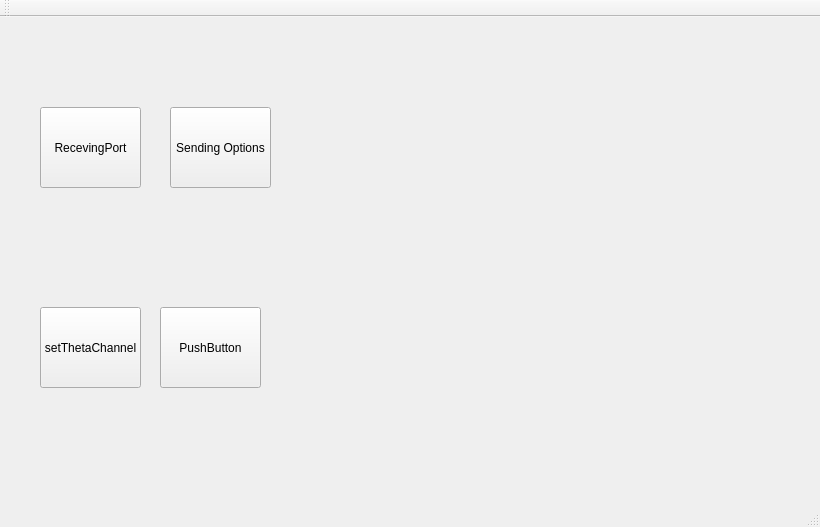
Before: the Qt Designer form qtEEGsignals/EEGsignals/EEGsignals.ui in MickeyGT/Tallinn-EEG-Project, drawn with Qt 5.
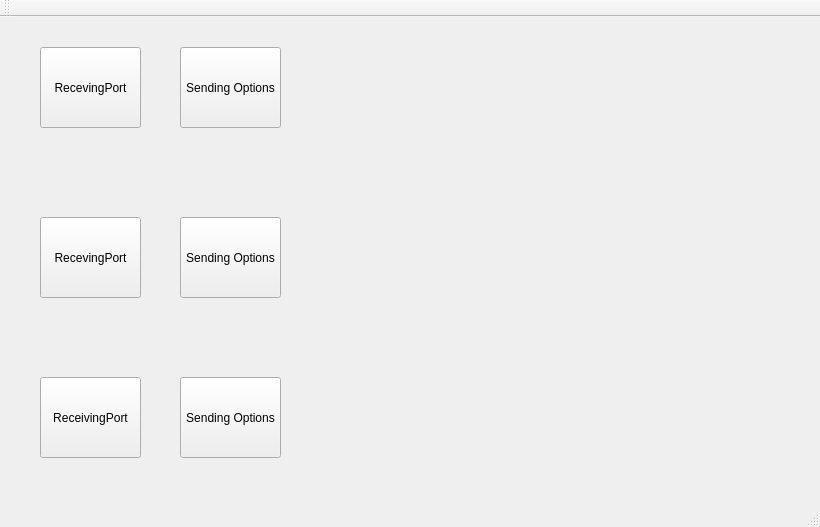
After: the same form once the commit is applied. Custom widgets are drawn as their Qt base class.

Commit message:
added third graph and fixed buttons
The app now contains a graph for each device / mode (high alpha , alpha theta , dancer)

The edit to the form file:
```diff
--- a/qtEEGsignals/EEGsignals/EEGsignals.ui
+++ b/qtEEGsignals/EEGsignals/EEGsignals.ui
@@ -18,7 +18,7 @@
     <property name="geometry">
      <rect>
       <x>40</x>
-      <y>90</y>
+      <y>30</y>
       <width>101</width>
       <height>81</height>
      </rect>
@@ -27,24 +27,24 @@
      <string>RecevingPort</string>
     </property>
    </widget>
-   <widget class="QPushButton" name="button2">
-    <property name="geometry">
-     <rect>
-      <x>40</x>
-      <y>290</y>
-      <width>101</width>
-      <height>81</height>
-     </rect>
-    </property>
-    <property name="text">
-     <string>setThetaChannel</string>
-    </property>
-   </widget>
    <widget class="QPushButton" name="button3">
     <property name="geometry">
      <rect>
-      <x>170</x>
-      <y>90</y>
+      <x>40</x>
+      <y>200</y>
+      <width>101</width>
+      <height>81</height>
+     </rect>
+    </property>
+    <property name="text">
+     <string>RecevingPort</string>
+    </property>
+   </widget>
+   <widget class="QPushButton" name="button2">
+    <property name="geometry">
+     <rect>
+      <x>180</x>
+      <y>30</y>
       <width>101</width>
       <height>81</height>
      </rect>
@@ -56,23 +56,23 @@
    <widget class="QPushButton" name="button4">
     <property name="geometry">
      <rect>
-      <x>160</x>
-      <y>290</y>
+      <x>180</x>
+      <y>200</y>
       <width>101</width>
       <height>81</height>
      </rect>
     </property>
     <property name="text">
-     <string>PushButton</string>
+     <string>Sending Options</string>
     </property>
    </widget>
    <widget class="QCustomPlot" name="CustomPlot" native="true">
     <property name="geometry">
      <rect>
       <x>320</x>
-      <y>240</y>
+      <y>170</y>
       <width>451</width>
-      <height>231</height>
+      <height>141</height>
      </rect>
     </property>
    </widget>
@@ -80,12 +80,48 @@
     <property name="geometry">
      <rect>
       <x>320</x>
-      <y>0</y>
+      <y>10</y>
       <width>451</width>
-      <height>231</height>
+      <height>141</height>
      </rect>
     </property>
    </widget>
+   <widget class="QCustomPlot" name="EEGDancerPlot" native="true">
+    <property name="geometry">
+     <rect>
+      <x>320</x>
+      <y>330</y>
+      <width>451</width>
+      <height>141</height>
+     </rect>
+    </property>
+   </widget>
+   <widget class="QPushButton" name="button6">
+    <property name="geometry">
+     <rect>
+      <x>180</x>
+      <y>360</y>
+      <width>101</width>
+      <height>81</height>
+     </rect>
+    </property>
+    <property name="text">
+     <string>Sending Options</string>
+    </property>
+   </widget>
+   <widget class="QPushButton" name="button5">
+    <property name="geometry">
+     <rect>
+      <x>40</x>
+      <y>360</y>
+      <width>101</width>
+      <height>81</height>
+     </rect>
+    </property>
+    <property name="text">
+     <string>ReceivingPort</string>
+    </property>
+   </widget>
   </widget>
   <widget class="QMenuBar" name="menuBar">
    <property name="geometry">
```
Left out of the diff: 2 changed lines with no effect on the pictures. The commit also changes 69 other files.
